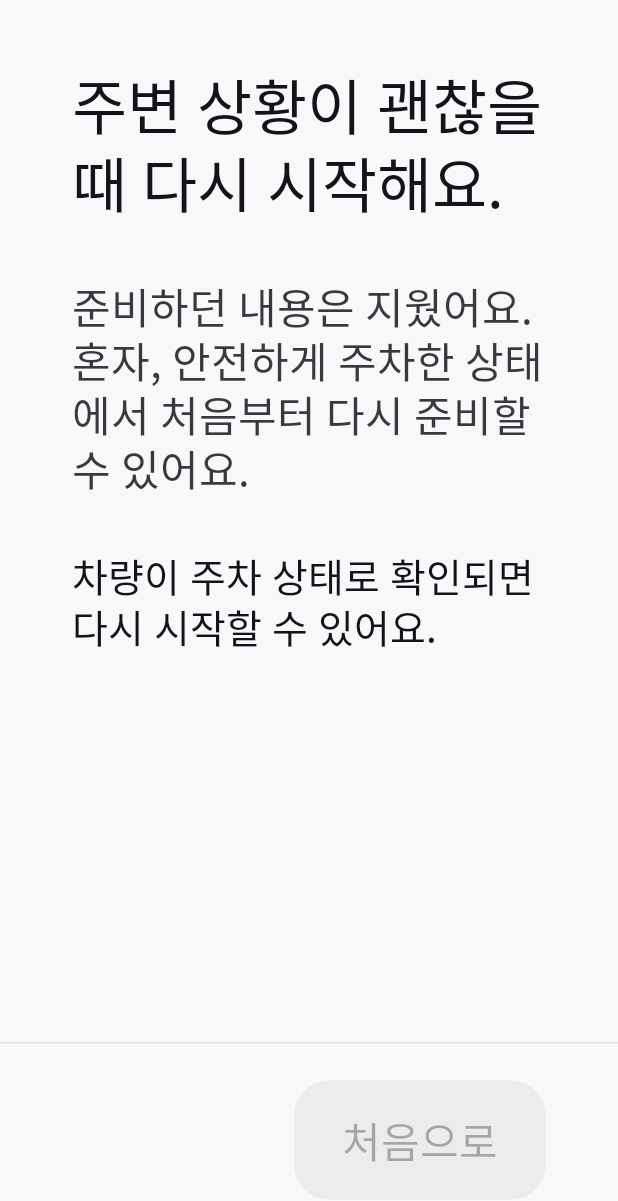
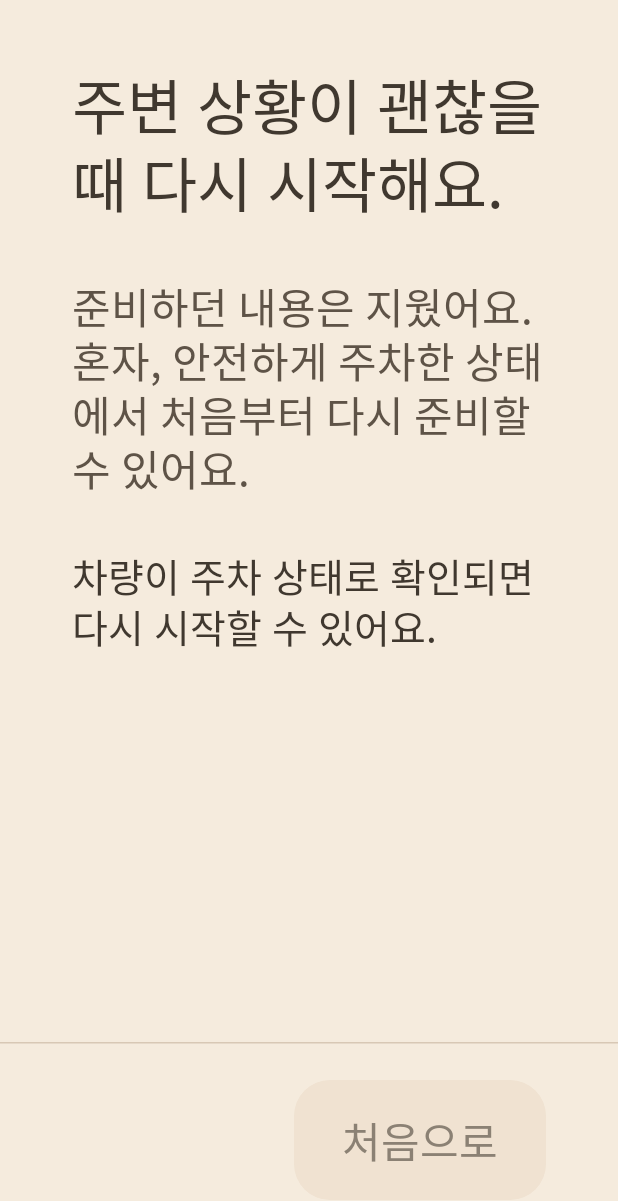
Before and after one commit to kanghwayuri/SAIGIL, an Android app built with Jetpack Compose: the screen it shows after launch (MainActivity), on a phone screen of 412 x 824 dp. Shown: the top 1201 px of the screen. Run offline under Robolectric (Android 15) with nearby library versions, the phone set to English and light mode, and no system bars; Roboto replaces fonts that are not available here.

Commit message:
Apply warm illustrated theme and sneaker step trail

```diff
--- a/app/src/main/java/com/gomsoo/saigil/ui/Components.kt
+++ b/app/src/main/java/com/gomsoo/saigil/ui/Components.kt
@@ -112,14 +112,14 @@ fun ErrorText(text: String, modifier: Modifier = Modifier) {
 @Composable
 fun ChoiceOption(text: String, selected: Boolean, onSelect: () -> Unit, modifier: Modifier = Modifier) {
     val interaction = remember { MutableInteractionSource() }
-    val shape = RoundedCornerShape(24.dp)
+    val shape = RoundedCornerShape(32.dp)
     Row(
         modifier = modifier
             .shrinkWhenPressed(interaction)
             .heightIn(min = 100.dp)
             .clip(shape)
-            .background(if (selected) PleosColor.BackgroundSecondary else PleosColor.BasicEnabled)
-            .border(if (selected) 3.dp else 1.dp, if (selected) PleosColor.FilledEnabled else PleosColor.Divider, shape)
+            .background(if (selected) androidx.compose.ui.graphics.Color(0xFFFFE3D2) else PleosColor.BackgroundSecondary)
+            .border(if (selected) 3.dp else 1.dp, if (selected) androidx.compose.ui.graphics.Color(0xFFCE715F) else PleosColor.Divider, shape)
             .selectable(selected, interaction, indication = null, role = Role.RadioButton, onClick = onSelect)
             .padding(horizontal = 32.dp, vertical = 16.dp),
         verticalAlignment = Alignment.CenterVertically,
--- a/app/src/main/java/com/gomsoo/saigil/ui/theme/Theme.kt
+++ b/app/src/main/java/com/gomsoo/saigil/ui/theme/Theme.kt
@@ -16,23 +16,23 @@ import com.gomsoo.saigil.R
 
 // Pleos Connect design assets 215, light mode.
 object PleosColor {
-    val BackgroundPrimary = Color(0xFFF7F8FA)
-    val BackgroundSecondary = Color(0xFFFFFFFF)
-    val TextPrimary = Color(0xFF131417)
-    val TextSecondary = Color(0xD6131417)
-    val TextTertiary = Color(0xA3131417)
-    val TextQuaternary = Color(0x52131417)
-    val TextOnFilled = Color(0xFFFFFFFF)
-    val Divider = Color(0x1A131417)
-    val FilledEnabled = Color(0xFF44464E)
-    val FilledPressed = Color(0xFF313236)
-    val FilledDisabled = Color(0x0D131417)
-    val BasicEnabled = Color(0x0D131417)
-    val BasicPressed = Color(0x1A131417)
-    val SwitchOn = Color(0xFF02C265)
-    val SwitchOff = Color(0x4D131417)
-    val Field = Color(0xFFFFFFFF)
-    val Error = Color(0xFFFE3D16)
+    val BackgroundPrimary = Color(0xFFF5EBDD)
+    val BackgroundSecondary = Color(0xFFFFFBF4)
+    val TextPrimary = Color(0xFF40382F)
+    val TextSecondary = Color(0xFF5E5347)
+    val TextTertiary = Color(0xFF6B5E50)
+    val TextQuaternary = Color(0xFF8B8174)
+    val TextOnFilled = Color(0xFFFFFBF4)
+    val Divider = Color(0xFFD8C8B5)
+    val FilledEnabled = Color(0xFF6B5945)
+    val FilledPressed = Color(0xFF554433)
+    val FilledDisabled = Color(0xFFF0E2D1)
+    val BasicEnabled = Color(0xFFF0E2D1)
+    val BasicPressed = Color(0xFFD8C8B5)
+    val SwitchOn = Color(0xFF648368)
+    val SwitchOff = Color(0xFFAF9F8B)
+    val Field = Color(0xFFFFFBF4)
+    val Error = Color(0xFFB44134)
 }
 
 @OptIn(ExperimentalTextApi::class)
```
Also changed, not shown: app/src/main/res/drawable-nodpi/saigil_footsteps.png (added).
